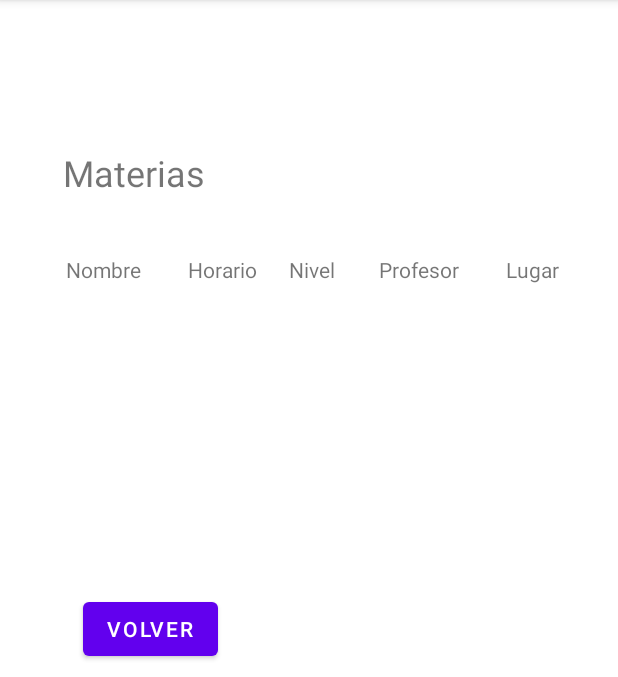
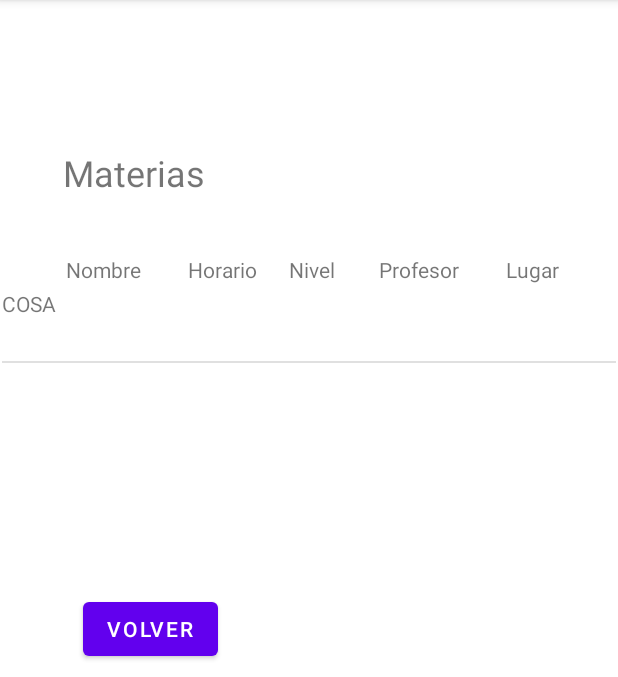
Before and after one commit to ibaiarroyo/Reto2, an Android app: the Materias screen opened directly, with no data from a screen before it, on a phone screen of 412 x 824 dp, the part 84-761 px from its top. Run offline under Robolectric (Android 15) with nearby library versions, the phone set to English and light mode, and no system bars.

Commit message:
MI POLLA CON MELENA

```diff
--- a/app/src/main/java/com/example/reto2/Principal/Materias.java
+++ b/app/src/main/java/com/example/reto2/Principal/Materias.java
@@ -4,29 +4,38 @@ import android.content.Intent;
 import android.os.Bundle;
 import android.widget.Button;
 import android.widget.ListView;
+import android.widget.TextView;
 
 import androidx.appcompat.app.AppCompatActivity;
 
 import com.example.reto2.R;
+import com.example.reto2.adapter.MyTableAdapter;
 import com.example.reto2.beans.Materia;
 
 import java.util.ArrayList;
 
 public class Materias extends AppCompatActivity {
-    Button volver;
-    private ArrayList<Materia> listado = new ArrayList<>();
-    private ListView listaMaterias;
+
+    //private ArrayList<Materia> listado = new ArrayList<>();
+    //private ListView listaMaterias;
     @Override
     protected void onCreate(Bundle savedInstanceState) {
         super.onCreate(savedInstanceState);
         setContentView(R.layout.activity_materias);
 
-        volver= findViewById(R.id.buttonVolver);
+        Materia materia = new Materia();
+        materia.setId(1);
+        materia.setNombre("COSA");
 
-        volver.setOnClickListener(view ->{
-            Intent intentLogin = new Intent(Materias.this, MenuUsuario.class);
-            startActivity(intentLogin);
+        ArrayList<Materia> listado = new ArrayList<>();
+        listado.add(materia);
 
+        MyTableAdapter myTableAdapter = new MyTableAdapter(this, R.id.NomMatTextView,listado);
+        ((ListView)findViewById(R.id.NomMatTextView)).setAdapter( myTableAdapter );
+
+        (findViewById( R.id.buttonVolver)).setOnClickListener( v -> {
+            Intent intentVolver = new Intent(Materias.this, MenuUsuario.class);
+            startActivity(intentVolver);
         });
 
             /*Intent intentaComunity = new Intent(Materias.this, Comunity.class);
--- a/app/src/main/java/com/example/reto2/Principal/MenuUsuario.java
+++ b/app/src/main/java/com/example/reto2/Principal/MenuUsuario.java
@@ -28,8 +28,10 @@ public class MenuUsuario extends AppCompatActivity {
            /* Intent intentAmat = new Intent(MenuUsuario.this, Materias.class);
             startActivity(intentAmat);
 */
-            Intent intentaComunity = new Intent(MenuUsuario.this, Comunity.class);
-            startActivity(intentaComunity);
+            /*Intent intentaComunity = new Intent(MenuUsuario.this, Comunity.class);
+            startActivity(intentaComunity);*/
+            Intent intentaMaterias = new Intent(MenuUsuario.this, Materias.class);
+            startActivity(intentaMaterias);
 
         });
 
--- a/app/src/main/java/com/example/reto2/adapter/MyTableAdapter.java
+++ b/app/src/main/java/com/example/reto2/adapter/MyTableAdapter.java
@@ -1,16 +1,15 @@
 package com.example.reto2.adapter;
 
 import androidx.annotation.NonNull;
-import androidx.appcompat.app.AppCompatActivity;
 
 import android.content.Context;
-import android.os.Bundle;
+
 import android.view.LayoutInflater;
 import android.view.View;
 import android.view.ViewGroup;
 import android.widget.ArrayAdapter;
 import android.widget.TextView;
-import android.widget.Toast;
+
 
 import com.example.reto2.R;
 import com.example.reto2.beans.Materia;
@@ -36,10 +35,10 @@ public class MyTableAdapter extends ArrayAdapter<Materia> {
     @Override
     public View getView(int position, View convertView, ViewGroup parent) {
         LayoutInflater layoutInflater = (LayoutInflater) getContext().getSystemService(Context.LAYOUT_INFLATER_SERVICE);
-        View view = layoutInflater.inflate(R.layout.activity_materias, null);
+        View view = layoutInflater.inflate(R.layout.linea_layout, null);
 
-        Toast.makeText(context, "AMIGOO MIOOOO", Toast.LENGTH_SHORT).show();
-        ((TextView) view.findViewById(R.id.NomMatTextview)).setText("  "+listadoMateria.get(position).getNombre());
+       // Toast.makeText(context, "AMIGOO MIOOOO", Toast.LENGTH_SHORT).show();
+        ((TextView) view.findViewById(R.id.textViewNameLinea)).setText(listadoMateria.get(position).getNombre());
 
         return view;
     }
--- a/app/src/main/java/com/example/reto2/network/MateriasFacade.java
+++ b/app/src/main/java/com/example/reto2/network/MateriasFacade.java
@@ -1,8 +1,6 @@
 package com.example.reto2.network;
 
-import androidx.appcompat.app.AppCompatActivity;
 
-import android.os.Bundle;
 
 import com.example.reto2.beans.Materia;
 
--- a/app/src/main/res/layout/activity_materias.xml
+++ b/app/src/main/res/layout/activity_materias.xml
@@ -4,7 +4,7 @@
     xmlns:tools="http://schemas.android.com/tools"
     android:layout_width="match_parent"
     android:layout_height="match_parent"
-    tools:context=".Materias"
+    tools:context=".Principal.Materias"
     tools:layout_editor_absoluteX="2dp"
     tools:layout_editor_absoluteY="-27dp">
 
@@ -93,14 +93,15 @@
         app:layout_constraintTop_toTopOf="parent"
         app:layout_constraintVertical_bias="0.549" />
 
-    <TextView
-        android:id="@+id/NomMatTextview"
-        android:layout_width="wrap_content"
-        android:layout_height="wrap_content"
+
+    <ListView
+        android:id="@+id/NomMatTextView"
+        android:layout_width="409dp"
+        android:layout_height="192dp"
         app:layout_constraintBottom_toBottomOf="parent"
         app:layout_constraintEnd_toEndOf="parent"
-        app:layout_constraintHorizontal_bias="0.107"
         app:layout_constraintStart_toStartOf="parent"
         app:layout_constraintTop_toTopOf="parent"
-        app:layout_constraintVertical_bias="0.289" />
+        app:layout_constraintVertical_bias="0.335" />
+
 </androidx.constraintlayout.widget.ConstraintLayout>
--- /dev/null
+++ b/app/src/main/res/layout/linea_layout.xml
@@ -0,0 +1,28 @@
+<?xml version="1.0" encoding="utf-8"?>
+<LinearLayout xmlns:android="http://schemas.android.com/apk/res/android"
+    android:layout_width="match_parent"
+    android:layout_height="wrap_content"
+    android:id="@+id/linear_layout">
+
+    <TextView
+        android:id="@+id/textViewNameLinea"
+        android:layout_width="wrap_content"
+        android:layout_height="wrap_content"
+        android:ems="10"
+        android:minHeight="48dp" />
+
+    <TextView
+        android:id="@+id/textViewFirstNameLinea"
+        android:layout_width="wrap_content"
+        android:layout_height="wrap_content"
+        android:ems="10"
+        android:minHeight="48dp" />
+
+    <TextView
+        android:id="@+id/textViewLastNameLinea"
+        android:layout_width="wrap_content"
+        android:layout_height="wrap_content"
+        android:ems="10"
+        android:minHeight="48dp"/>
+
+</LinearLayout>
--- a/app/src/main/res/values/strings.xml
+++ b/app/src/main/res/values/strings.xml
@@ -21,4 +21,6 @@
     <string name="RepContraNu">Repite tu nueva contraseña nueva</string>
     <string name="VerMaterias">Ver Listado de materias</string>
     <string name="comerror">Error de comuncacion</string>
+    <string name="Eliminar_materia">Eliminar materia</string>
+    <string name="error">Error!</string>
 </resources>
```
Also changed, not shown: app/src/main/java/com/example/reto2/Principal/Comunity.java (+20 -8 lines), app/src/main/res/layout/fragment_home.xml (added, +18 -0 lines), app/src/main/res/menu/opcion_materias.xml (added, +7 -0 lines).
